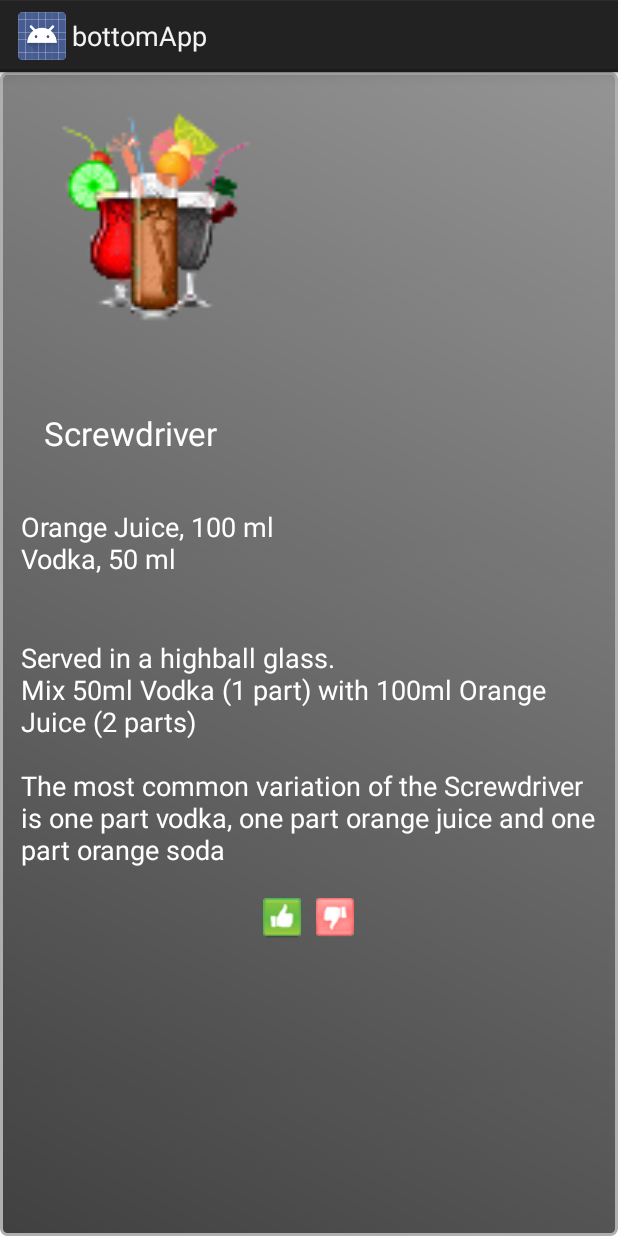
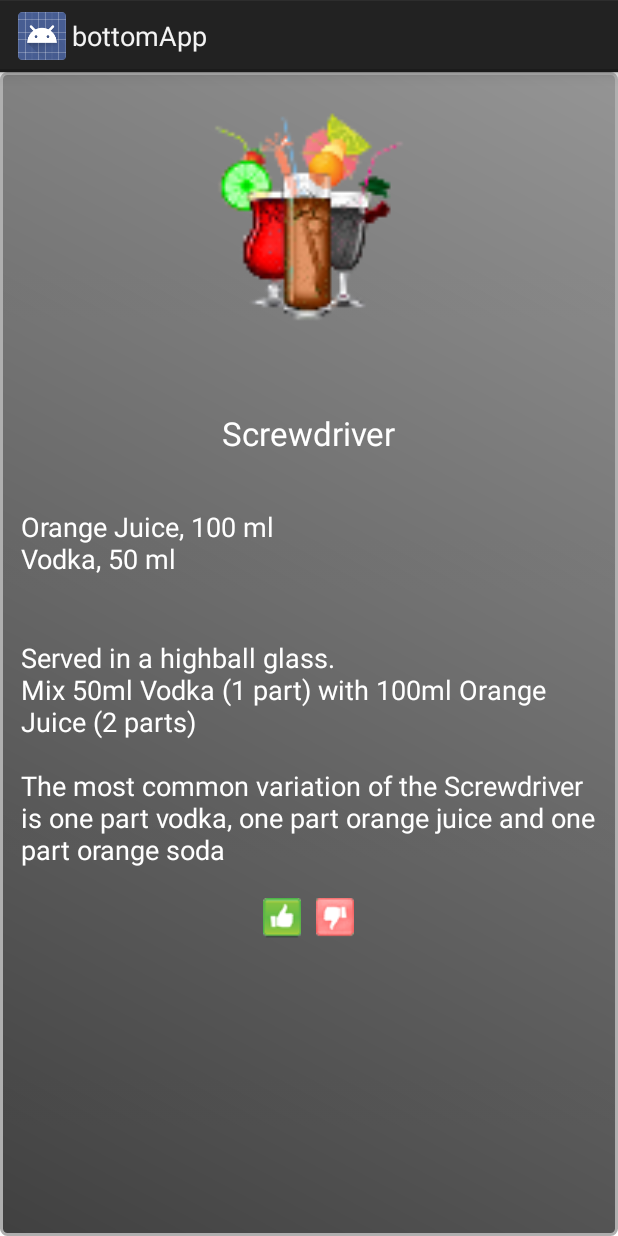
Before and after one commit to sawise/Pub, an Android app: the fragment Drink placed in its activity, on a phone screen of 412 x 824 dp. Run offline under Robolectric (Android 15) with nearby library versions, the phone set to English and light mode, and no system bars.

Commit message:
Drink page centered again

```diff
--- a/MyApplicationProject/bottomApp/src/main/res/layout/drink.xml
+++ b/MyApplicationProject/bottomApp/src/main/res/layout/drink.xml
@@ -9,7 +9,9 @@
         android:layout_width="match_parent"
         android:layout_height="match_parent"
         android:orientation="vertical">
-
+        <RelativeLayout
+            android:layout_width="wrap_content"
+            android:layout_height="wrap_content">
             <ImageView
                 android:layout_width="200dp"
                 android:layout_height="200dp"
@@ -50,7 +52,7 @@
                 android:layout_centerHorizontal="true"
                 android:padding="10dp"
                 android:textColor="#fff"/>
-
+        </RelativeLayout>
 
         <LinearLayout
             android:layout_height="wrap_content"
```
Lines whose indentation alone changed are shown as unchanged.
